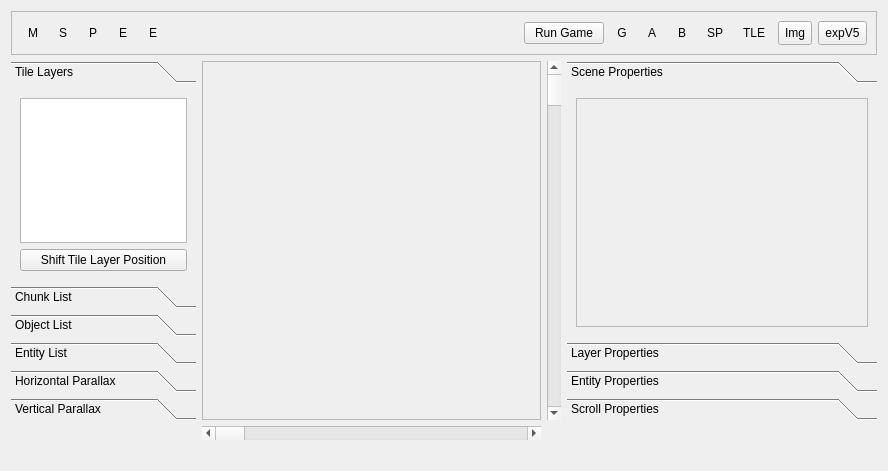
The window that RetroEDv2/tools/sceneeditor.ui (RSDKModding/RetroED) describes before a commit, drawn with Qt 5.
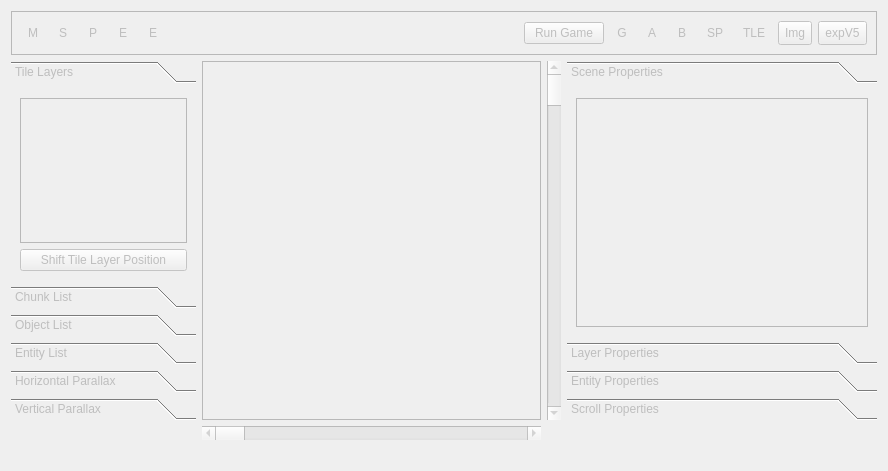
The same window after the commit. Icons and pictures are not drawn.

Diff of the .ui file:
```diff
--- a/RetroEDv2/tools/sceneeditor.ui
+++ b/RetroEDv2/tools/sceneeditor.ui
@@ -2,6 +2,9 @@
 <ui version="4.0">
  <class>SceneEditor</class>
  <widget class="QWidget" name="SceneEditor">
+  <property name="enabled">
+   <bool>false</bool>
+  </property>
   <property name="geometry">
    <rect>
     <x>0</x>
@@ -351,7 +354,7 @@
       <item row="0" column="8">
        <widget class="QToolButton" name="showCollisionA">
         <property name="enabled">
-         <bool>true</bool>
+         <bool>false</bool>
         </property>
         <property name="minimumSize">
          <size>
@@ -376,7 +379,7 @@
       <item row="0" column="9">
        <widget class="QToolButton" name="showCollisionB">
         <property name="enabled">
-         <bool>true</bool>
+         <bool>false</bool>
         </property>
         <property name="minimumSize">
          <size>
```
